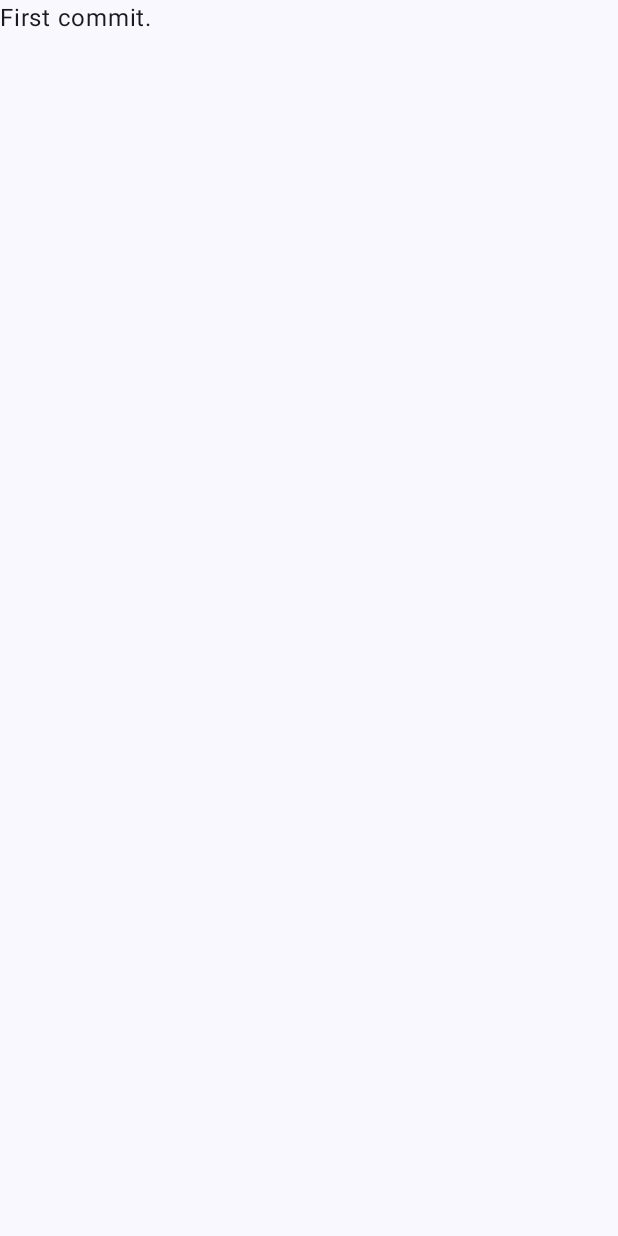
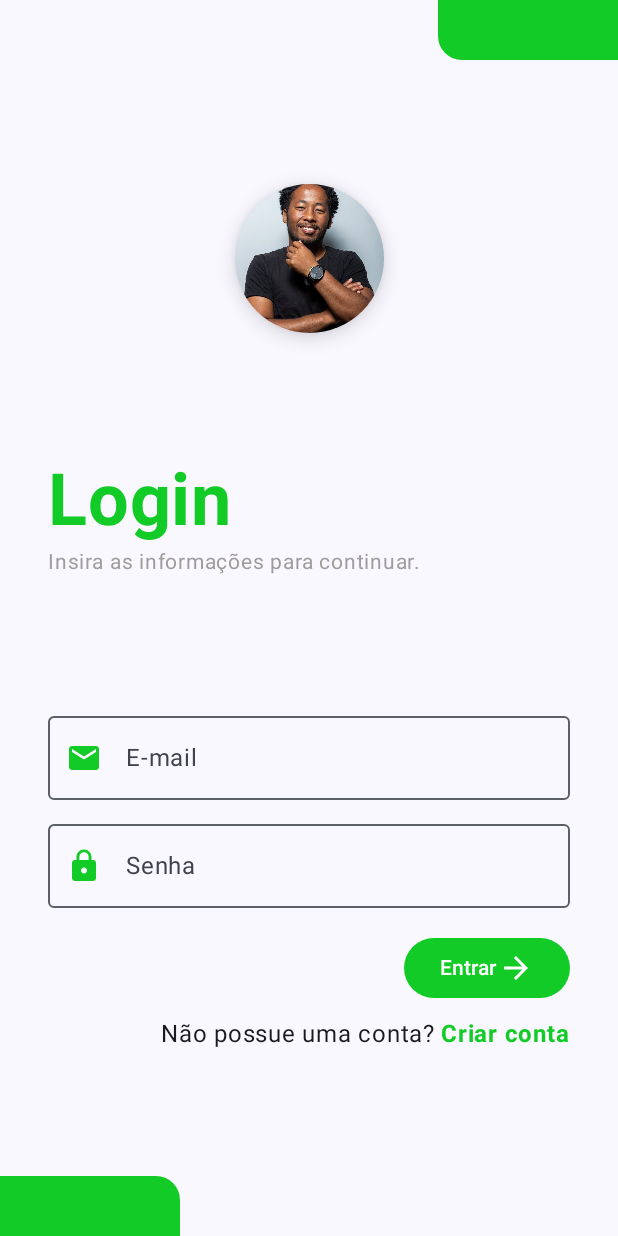
Before and after one commit to JFJoao/mailChegouAqui, an Android app built with Jetpack Compose: the screen it shows after launch (MainActivity), on a phone screen of 412 x 824 dp. Before the commit the screen is almost empty. Run offline under Robolectric (Android 15) with nearby library versions, the phone set to English and light mode, and no system bars.

Commit message:
Criação do login com navController

```diff
--- a/app/build.gradle.kts
+++ b/app/build.gradle.kts
@@ -68,6 +68,14 @@ dependencies {
 
     // Dependências para injeção de dependências (opcional, se necessário)
     implementation("io.insert-koin:koin-android:3.3.0")
+    implementation("androidx.compose.foundation:foundation-layout-android:1.6.8")
+    implementation("androidx.compose.material3:material3-android:1.2.1")
+    implementation("androidx.compose.ui:ui-tooling-preview-android:1.6.8")
+    implementation("androidx.navigation:navigation-runtime-ktx:2.7.7")
+    implementation("androidx.navigation:navigation-compose:2.7.7")
+
+    //Dependência do Navigation
+    implementation("androidx.navigation:navigation-compose:2.7.7")
 
     testImplementation("junit:junit:4.13.2")
     androidTestImplementation("androidx.test.ext:junit:1.1.5")
--- a/app/src/main/java/br/com/fiap/chegouaqui/MainActivity.kt
+++ b/app/src/main/java/br/com/fiap/chegouaqui/MainActivity.kt
@@ -1,5 +1,6 @@
 package br.com.fiap.chegouaqui
 
+import androidx.navigation.compose.rememberNavController
 import android.os.Bundle
 import androidx.activity.ComponentActivity
 import androidx.activity.compose.setContent
@@ -10,6 +11,10 @@ import androidx.compose.material3.Text
 import androidx.compose.runtime.Composable
 import androidx.compose.ui.Modifier
 import androidx.compose.ui.tooling.preview.Preview
+import androidx.navigation.Navigation
+import androidx.navigation.compose.NavHost
+import androidx.navigation.compose.composable
+import br.com.fiap.chegouaqui.screens.LoginScreen
 import br.com.fiap.chegouaqui.ui.theme.ChegouAquiTheme
 
 class MainActivity : ComponentActivity() {
@@ -22,7 +27,14 @@ class MainActivity : ComponentActivity() {
                     modifier = Modifier.fillMaxSize(),
                     color = MaterialTheme.colorScheme.background
                 ) {
-                    Greeting("Android")
+                    val navController = rememberNavController()
+                    NavHost(
+                        navController = navController,
+                        startDestination = "login"
+                    ) {
+                        composable(route = "login"){ LoginScreen(navController) }
+                    }
+
                 }
             }
         }
--- /dev/null
+++ b/app/src/main/java/br/com/fiap/chegouaqui/screens/Login.kt
@@ -0,0 +1,173 @@
+package br.com.fiap.chegouaqui.screens
+
+import androidx.compose.foundation.Image
+import androidx.compose.foundation.background
+import androidx.compose.foundation.layout.*
+import androidx.compose.foundation.shape.CircleShape
+import androidx.compose.foundation.shape.RoundedCornerShape
+import androidx.compose.material.*
+import androidx.compose.material.icons.Icons
+import androidx.compose.material.icons.automirrored.filled.ArrowForward
+import androidx.compose.material.icons.filled.Email
+import androidx.compose.material.icons.filled.Lock
+import androidx.compose.material3.Button
+import androidx.compose.material3.ButtonDefaults
+import androidx.compose.material3.Card
+import androidx.compose.material3.CardDefaults
+import androidx.compose.material3.Icon
+import androidx.compose.material3.OutlinedTextField
+import androidx.compose.material3.Text
+import androidx.compose.runtime.Composable
+import androidx.compose.ui.Alignment
+import androidx.compose.ui.Modifier
+import androidx.compose.ui.graphics.Color
+import androidx.compose.ui.layout.ContentScale
+import androidx.compose.ui.res.painterResource
+import androidx.compose.ui.text.font.FontWeight
+import androidx.compose.ui.tooling.preview.Preview
+import androidx.compose.ui.unit.dp
+import androidx.compose.ui.unit.sp
+import androidx.navigation.NavHostController
+
+@Composable
+fun LoginScreen(navController: NavHostController) {
+    Column(
+        verticalArrangement = Arrangement.SpaceBetween,
+    ) {
+        //Efeito lateral superior direito
+        Card(
+            modifier = Modifier
+                .size(width = 120.dp, height = 40.dp)
+                .align(Alignment.End),
+            colors = CardDefaults.cardColors(containerColor = Color(color = 0xFF13CB26)),
+            shape = RoundedCornerShape(bottomStart = 16.dp)
+        ) {
+
+        }
+        //Foto de Perfil da tela
+        Card(
+            modifier = Modifier
+                .size(width = 99.dp, height = 99.dp)
+                .align(Alignment.CenterHorizontally),
+            shape = CircleShape,
+            elevation = CardDefaults.cardElevation(defaultElevation = 8.dp)
+        ) {
+            Image(
+                painter = painterResource(id = br.com.fiap.chegouaqui.R.drawable.homem_perfil),
+                contentDescription = "Foto de Perfil",
+                contentScale = ContentScale.Crop
+            )
+        }
+        Column(
+            modifier = Modifier.padding(start = 32.dp)
+        ) {
+            Text(
+                text = "Login",
+                fontSize = 48.sp,
+                fontWeight = FontWeight.Bold,
+                color = Color(0xFF13CB26)
+            )
+            Text(
+                text = "Insira as informações para continuar.",
+                fontSize = 14.sp,
+                color = Color(0xffA09C9C)
+            )
+        }
+        Column(
+            modifier = Modifier
+                .fillMaxWidth()
+                .padding(horizontal = 32.dp)
+        ) {
+            OutlinedTextField(
+                value = "",
+                onValueChange ={},
+                modifier = Modifier.fillMaxWidth(),
+                leadingIcon = {
+                    Icon(
+                        imageVector = Icons.Filled.Email,
+                        contentDescription = "",
+                        tint = Color(0xff13CB26)
+                    )
+                },
+                label = {
+                    Text(text = "E-mail")
+                },
+                placeholder = {
+                    Text(text = "seuemail@email.com.br")
+                }
+            )
+            OutlinedTextField(
+                value = "",
+                onValueChange = {},
+                modifier = Modifier
+                    .fillMaxWidth()
+                    .padding(top = 8.dp),
+                leadingIcon = {
+                    Icon(
+                        imageVector = Icons.Filled.Lock,
+                        contentDescription = "",
+                        tint = Color(0xff13CB26)
+                    )
+                },
+                label = {
+                    Text(text = "Senha")
+                },
+                placeholder = {
+                    Text(text = "******")
+                }
+
+
+            )
+            Button(
+                onClick = {
+                    navController.navigate("credito")
+                },
+                modifier = Modifier
+                    .padding(top = 16.dp)
+                    .align(Alignment.End),
+                colors = ButtonDefaults
+                    .buttonColors(Color(0xFF13CB26))
+            ) {
+                Text(
+                    text = "Entrar",
+                    color = Color(0xFFFFFFFF)
+                )
+                Icon(
+                    imageVector = Icons
+                        .AutoMirrored.Filled
+                        .ArrowForward,
+                    contentDescription = "",
+                    tint = Color(0xFFFFFFFF)
+                )
+            }
+            Row(
+                modifier = Modifier
+                    .fillMaxWidth()
+                    .padding(top = 8.dp),
+                horizontalArrangement = Arrangement.End
+            ) {
+                Text(
+                    text = "Não possue uma conta?"
+                )
+                Text(
+                    text = "Criar conta",
+                    color = Color(0xFF13CB26),
+                    fontWeight = FontWeight.Bold,
+                    modifier = Modifier.padding(start = 4.dp)
+                )
+            }
+        }
+        Card(
+            modifier = Modifier
+                .size(width = 120.dp, height = 40.dp)
+                .align(Alignment.Start),
+            colors = CardDefaults.cardColors(containerColor = Color(color = 0xFF13CB26)),
+            shape = RoundedCornerShape(topEnd = 16.dp)
+        ) {
+
+        }
+
+    }
+
+
+}
--- a/build.gradle.kts
+++ b/build.gradle.kts
@@ -1,5 +1,5 @@
 // Top-level build file where you can add configuration options common to all sub-projects/modules.
 plugins {
-    id("com.android.application") version "8.2.2" apply false
+    id("com.android.application") version "8.4.0" apply false
     id("org.jetbrains.kotlin.android") version "1.9.0" apply false
 }
```
Also changed, not shown: app/src/main/res/drawable/homem_perfil.jpg (added), gradle/wrapper/gradle-wrapper.properties.
